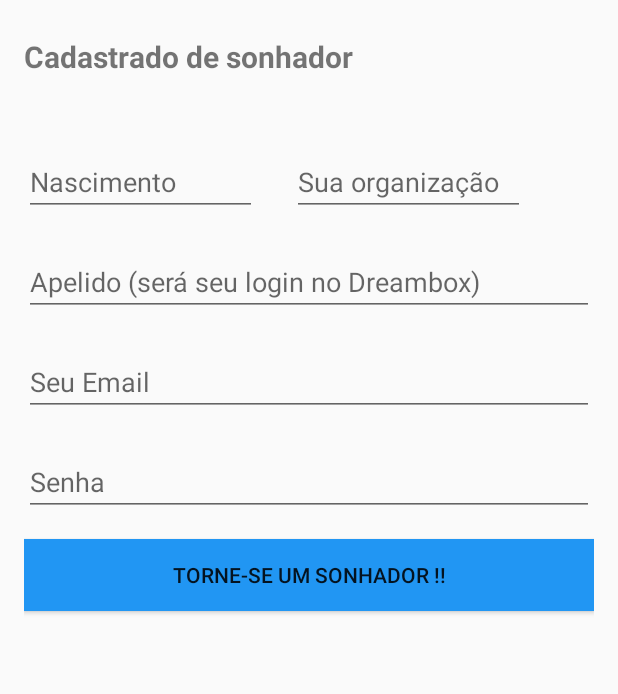
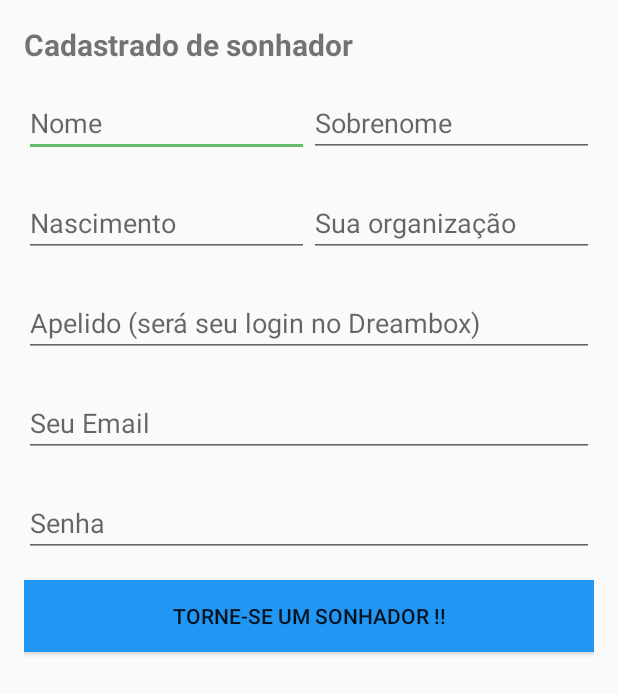
Before and after one commit to leocabral/dreambox, an Android app: the layout activity_dreamer.xml on its own in the app's theme, with its tools: preview values and no code run, on a phone screen of 412 x 824 dp. Shown: the top 694 px of the screen. Run offline under Robolectric (Android 15) with nearby library versions, the phone set to English and light mode, and no system bars.

```diff
--- a/mobile/app/src/main/AndroidManifest.xml
+++ b/mobile/app/src/main/AndroidManifest.xml
@@ -17,10 +17,7 @@
 
         </activity>
         <activity android:name=".activity.DreamActivity" >
-            <intent-filter>
-                <action android:name="android.intent.action.MAIN" />
-                <category android:name="android.intent.category.LAUNCHER" />
-            </intent-filter>
+
         </activity>
         <activity android:name=".activity.HomeActivity" >
         </activity>
@@ -29,7 +26,10 @@
             android:name=".activity.ProfileActivity"
             android:label="@string/title_activity_profile" />
         <activity android:name=".activity.DreamerActivity" >
-
+            <intent-filter>
+                <action android:name="android.intent.action.MAIN" />
+                <category android:name="android.intent.category.LAUNCHER" />
+            </intent-filter>
         </activity>
         <activity
             android:name=".activity.DreamDetail"
--- a/mobile/app/src/main/java/br/com/dreambox/activity/DreamerActivity.java
+++ b/mobile/app/src/main/java/br/com/dreambox/activity/DreamerActivity.java
@@ -69,7 +69,7 @@ public class DreamerActivity extends AppCompatActivity implements DatePickerDial
                 new Callback<JsonObject>() {
                     @Override
                     public void success(JsonObject jsonObject, Response response) {
-                        Toast.makeText(getApplicationContext(), "Sonho criado com sucesso", Toast.LENGTH_SHORT).show();
+                        Toast.makeText(getApplicationContext(), "Perfil criado com sucesso", Toast.LENGTH_SHORT).show();
                     }
 
                     @Override
--- a/mobile/app/src/main/java/br/com/dreambox/api/DreamboxApi.java
+++ b/mobile/app/src/main/java/br/com/dreambox/api/DreamboxApi.java
@@ -13,7 +13,6 @@ import retrofit.http.Field;
 import retrofit.http.FormUrlEncoded;
 import retrofit.http.GET;
 import retrofit.http.POST;
-import retrofit.http.PUT;
 import retrofit.http.Path;
 
 public class DreamboxApi {
--- a/mobile/app/src/main/res/layout/activity_dreamer.xml
+++ b/mobile/app/src/main/res/layout/activity_dreamer.xml
@@ -8,31 +8,33 @@
     android:orientation="vertical"
     tools:context="br.com.dreambox.activity.DreamerActivity">
 
+    <TextView
+        android:id="@+id/title"
+        android:layout_width="match_parent"
+        android:layout_height="wrap_content"
+        android:text="@string/title_dreamer"
+        android:textSize="20sp"
+        android:textStyle="bold"/>
+
     <LinearLayout
         android:layout_width="match_parent"
         android:layout_height="wrap_content"
         android:orientation="horizontal">
 
-        <TextView
-            android:id="@+id/title"
-            android:layout_width="match_parent"
-            android:layout_height="wrap_content"
-            android:text="@string/title_dreamer"
-            android:textSize="20sp"
-            android:textStyle="bold"/>
 
         <android.support.v7.widget.AppCompatEditText
             android:id="@+id/dreamer_name"
-            android:layout_width="155dp"
+            android:layout_width="0dp"
+            android:layout_weight="1"
             android:layout_height="wrap_content"
             android:layout_marginTop="@dimen/default_activity_margin"
             android:hint="@string/name_field" />
 
         <android.support.v7.widget.AppCompatEditText
             android:id="@+id/dreamer_last_name"
-            android:layout_width="155dp"
+            android:layout_width="0dp"
+            android:layout_weight="1"
             android:layout_height="wrap_content"
-            android:layout_marginLeft="23dp"
             android:layout_marginTop="@dimen/default_activity_margin"
             android:hint="@string/last_name_field" />
     </LinearLayout>
@@ -44,7 +46,8 @@
 
         <android.support.v7.widget.AppCompatEditText
             android:id="@+id/dreamer_birthday"
-            android:layout_width="155dp"
+            android:layout_width="0dp"
+            android:layout_weight="1"
             android:layout_height="wrap_content"
             android:layout_marginTop="@dimen/default_activity_margin"
             android:hint="Nascimento" />
@@ -52,9 +55,9 @@
         <android.support.v7.widget.AppCompatEditText
             android:id="@+id/dreamer_organization"
             android:paddingTop="@dimen/edit_margin"
-            android:layout_width="155dp"
+            android:layout_width="0dp"
+            android:layout_weight="1"
             android:layout_height="wrap_content"
-            android:layout_marginLeft="23dp"
             android:layout_marginTop="@dimen/default_activity_margin"
             android:hint="@string/organization_field" />
 
@@ -86,8 +89,6 @@
         android:inputType="textPassword"
         android:hint="@string/password_field" />
 
-
-
     <Button
         android:layout_marginTop="@dimen/edit_margin"
         android:background="@color/colorPrimary"
```
